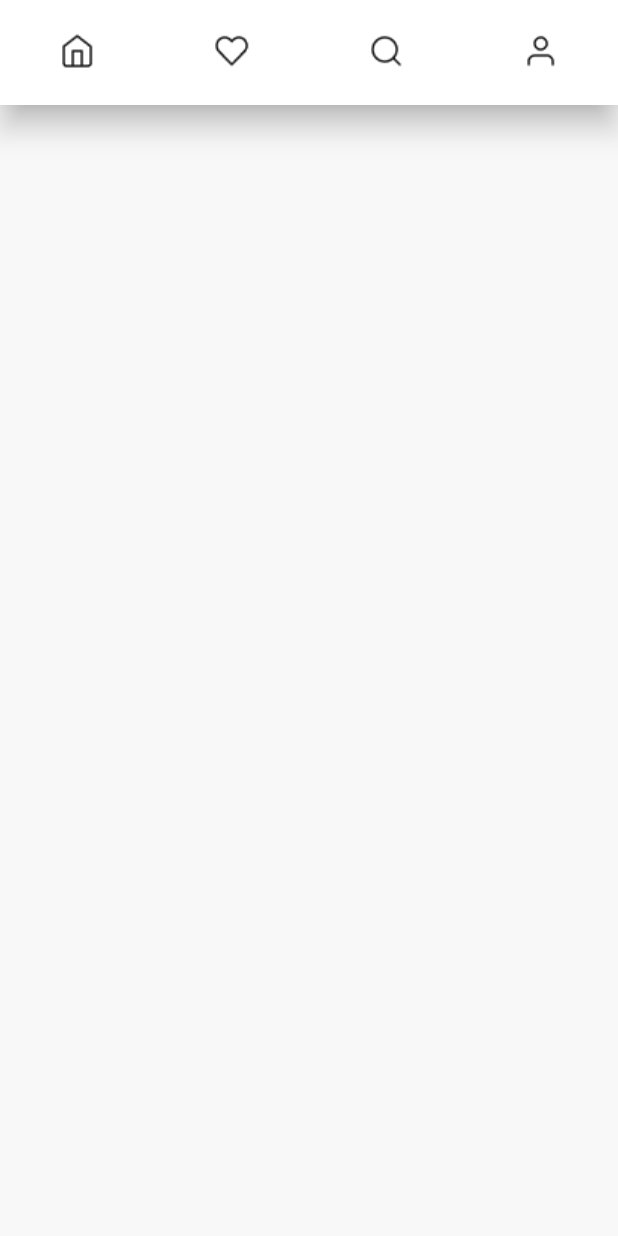
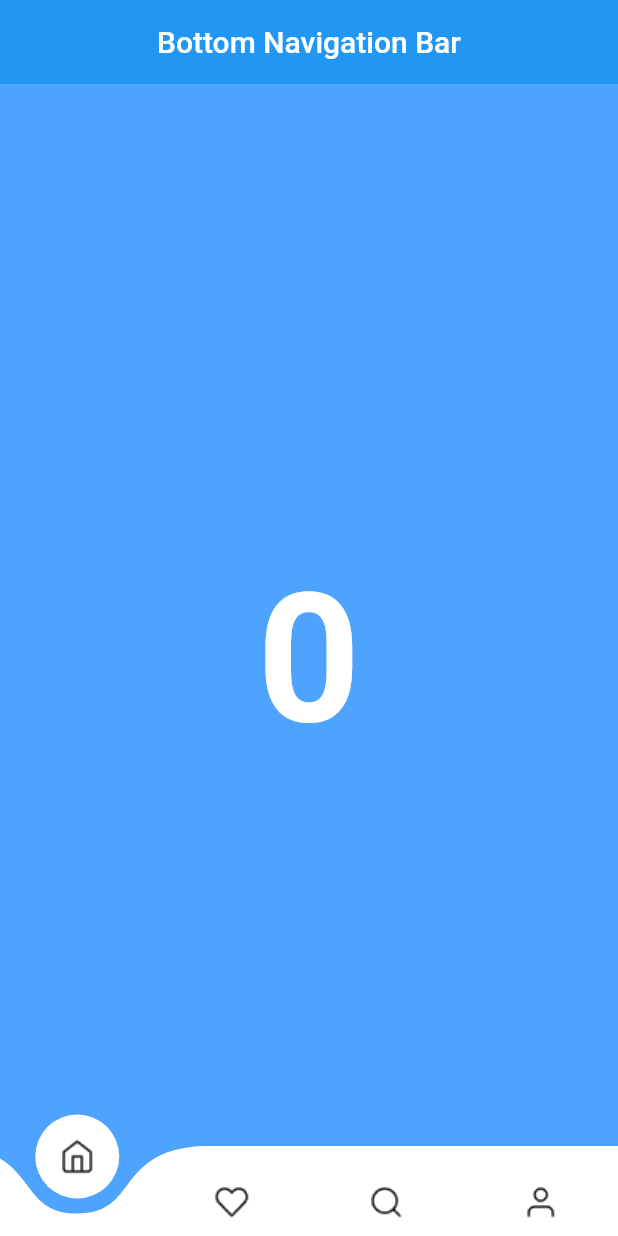
Before and after one commit to MathewAlcoseba/WaterWays, a Flutter app: the screen it shows after launch, on a phone screen of 412 x 824 dp. Run offline on Flutter 3.47's test engine with Material 2 defaults, Android fonts, the light colour scheme and no system bars; drawn by our look-alikes of curved_navigation_bar; our stand-ins replace google_fonts; generated files the repository leaves out were written again.

Commit message:
custom bottom navbar

```diff
--- a/lib/MainFeed/main_feed.dart
+++ b/lib/MainFeed/main_feed.dart
@@ -1 +1,46 @@
 import 'package:flutter/material.dart';
+import 'package:waterways/bottom-navbar.dart';
+
+class MainFeed extends StatefulWidget {
+  const MainFeed({super.key});
+
+  @override
+  MainFeedState createState() => MainFeedState();
+}
+
+class MainFeedState extends State<MainFeed> {
+  int selectedIndex = 0;
+
+  void onItemTapped(int index) {
+    setState(() {
+      selectedIndex = index;
+    });
+  }
+
+  @override
+  Widget build(BuildContext context) {
+    return SafeArea(
+      child: Scaffold(
+          extendBody: true,
+          backgroundColor: const Color(0xff4EA3FF),
+          appBar: AppBar(
+            title: const Text('Bottom Navigation Bar'),
+            elevation: 0,
+            centerTitle: true,
+          ),
+          body: Center(
+            child: Text(
+              '$selectedIndex',
+              style: const TextStyle(
+                  color: Colors.white,
+                  fontSize: 120.0,
+                  fontWeight: FontWeight.bold),
+            ),
+          ),
+          bottomNavigationBar: BottomNavBar(
+            selectedIndex: selectedIndex,
+            onItemTapped: onItemTapped,
+          )),
+    );
+  }
+}
--- a/lib/OrderManagement/checkout.dart
+++ b/lib/OrderManagement/checkout.dart
@@ -453,7 +453,7 @@ Add-on Subtotal
           ),
         ),
       ),
-      bottomNavigationBar: BottomNavBar(),
+      //bottomNavigationBar: BottomNavBar(),
     );
   }
 
--- a/lib/OrderManagement/order_details.dart
+++ b/lib/OrderManagement/order_details.dart
@@ -228,7 +228,7 @@ Undrinkable but usable
           ),
         ),
       ),
-      bottomNavigationBar: BottomNavBar(),
+      //bottomNavigationBar: BottomNavBar(),
     );
   }
 
--- a/lib/OrderManagement/order_status.dart
+++ b/lib/OrderManagement/order_status.dart
@@ -408,7 +408,7 @@ Add-on Subtotal
           ),
         ),
       ),
-      bottomNavigationBar: BottomNavBar(),
+      //bottomNavigationBar: BottomNavBar(),
     );
   }
 
--- a/lib/OrderManagement/order_status2.dart
+++ b/lib/OrderManagement/order_status2.dart
@@ -344,7 +344,7 @@ Add-on Subtotal
           ),
         ),
       ),
-      bottomNavigationBar: BottomNavBar(),
+      //bottomNavigationBar: BottomNavBar(),
     );
   }
 
--- a/lib/OrderManagement/purchase_history.dart
+++ b/lib/OrderManagement/purchase_history.dart
@@ -80,7 +80,7 @@ class PurchaseHistory extends StatelessWidget {
             ),
           ),
         ),
-        bottomNavigationBar: BottomNavBar(),
+        //bottomNavigationBar: BottomNavBar(),
       ),
     );
   }
--- a/lib/bottom-navbar.dart
+++ b/lib/bottom-navbar.dart
@@ -1,33 +1,31 @@
+import 'package:curved_navigation_bar/curved_navigation_bar.dart';
 import 'package:flutter/material.dart';
 
 class BottomNavBar extends StatelessWidget {
-  const BottomNavBar({Key? key}) : super(key: key);
+  final int selectedIndex;
+  final Function(int) onItemTapped;
+
+  const BottomNavBar({
+    super.key,
+    required this.selectedIndex,
+    required this.onItemTapped,
+  });
 
   @override
   Widget build(BuildContext context) {
-    return BottomNavigationBar(
-      type: BottomNavigationBarType.fixed,
-      showSelectedLabels: false,
-      showUnselectedLabels: false,
-      backgroundColor: Colors.white,
-      items: [
-        BottomNavigationBarItem(
-          icon: Image.asset('assets/NavBar-Icons/home.png', width: 40),
-          label: '',
-        ),
-        BottomNavigationBarItem(
-          icon: Image.asset('assets/NavBar-Icons/heart.png', width: 40),
-          label: '',
-        ),
-        BottomNavigationBarItem(
-          icon: Image.asset('assets/NavBar-Icons/search.png', width: 40),
-          label: '',
-        ),
-        BottomNavigationBarItem(
-          icon: Image.asset('assets/NavBar-Icons/profile.png', width: 40),
-          label: '',
-        ),
-      ],
+    final navBarIcons = <Widget>[
+      Image.asset('assets/NavBar-Icons/home.png', width: 40),
+      Image.asset('assets/NavBar-Icons/heart.png', width: 40),
+      Image.asset('assets/NavBar-Icons/search.png', width: 40),
+      Image.asset('assets/NavBar-Icons/profile.png', width: 40),
+    ];
+
+    return CurvedNavigationBar(
+      height: 60,
+      backgroundColor: Colors.transparent,
+      index: selectedIndex,
+      items: navBarIcons,
+      onTap: onItemTapped,
     );
   }
 }
--- a/lib/main.dart
+++ b/lib/main.dart
@@ -3,6 +3,7 @@
 import 'package:flutter/material.dart';
 import 'package:waterways/LoadingScreen/loading_screen.dart';
 import 'package:waterways/LoginFlow/login_create_account.dart';
+import 'package:waterways/MainFeed/main_feed.dart';
 import 'package:waterways/bottom-navbar.dart';
 
 void main() {
@@ -20,7 +21,7 @@ class MyApp extends StatelessWidget {
       home: Scaffold(
         backgroundColor: const Color(0xffF8F8F8),
         body: SafeArea(
-          child: BottomNavBar(),
+          child: MainFeed(),
         ),
       ),
     );
--- a/pubspec.yaml
+++ b/pubspec.yaml
@@ -16,6 +16,7 @@ dependencies:
   flutter_localizations:
     sdk: flutter
   google_fonts: ^6.1.0
+  curved_navigation_bar: ^1.0.3
 
 
 dev_dependencies:
```
Also changed, not shown: pubspec.lock.
